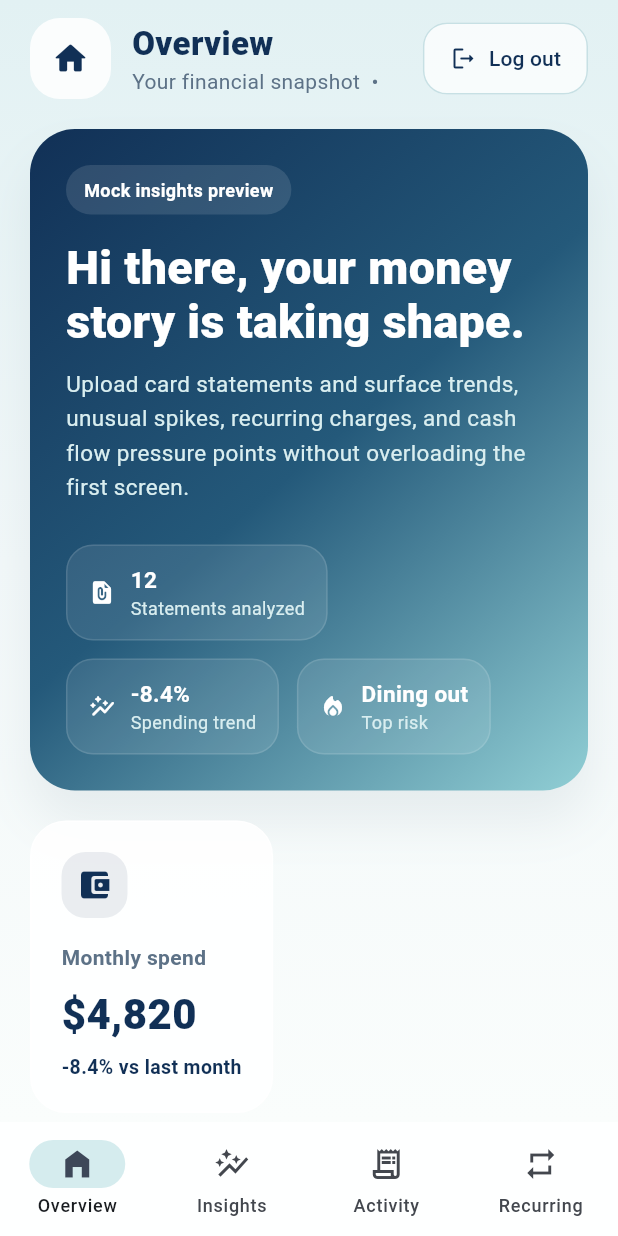
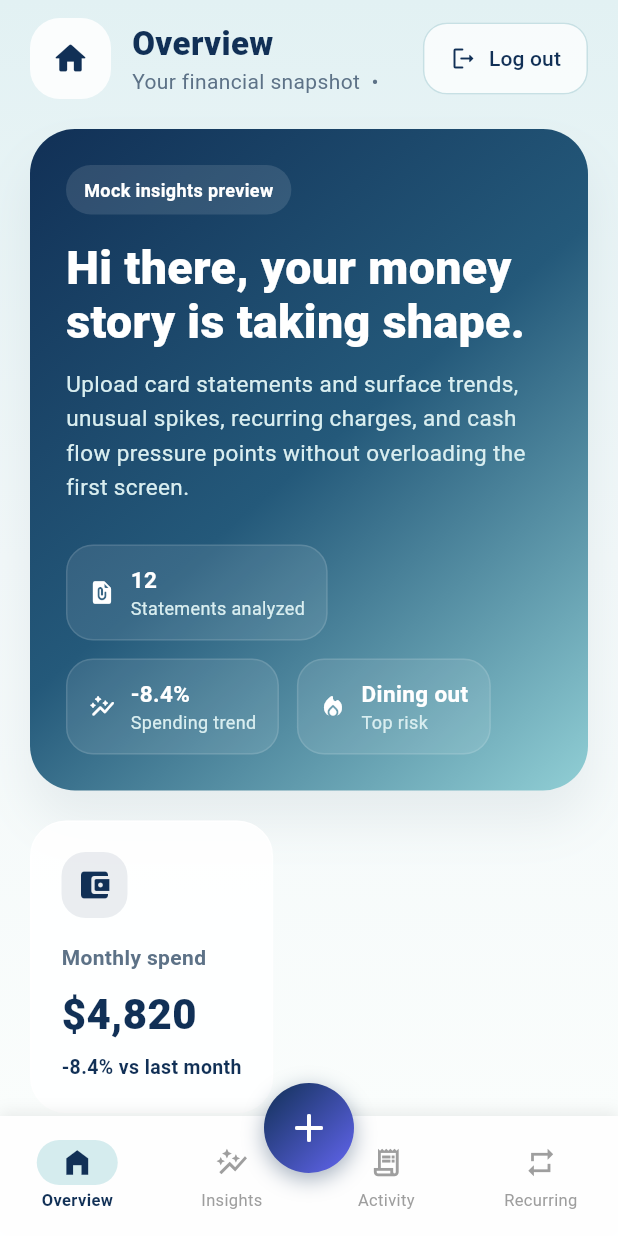
Before and after one commit to hengxuand/simply-fin, a Flutter app: the screen it shows once a user with an empty profile is signed in, on a phone screen of 412 x 824 dp. Run offline on Flutter 3.47's test engine with Material 3 defaults, Android fonts, the phone set to English and light mode, and no system bars; our stand-ins replace file_picker, get, logger, supabase_flutter; accounts and stored records are empty.

Commit message:
feat: implement statement upload service and integrate with home page

```diff
--- a/simply_fin_flutter/lib/bindings/app_bindings.dart
+++ b/simply_fin_flutter/lib/bindings/app_bindings.dart
@@ -1,5 +1,6 @@
 import 'package:get/get.dart';
 import '../controllers/auth_controller.dart';
+import '../services/statement_upload_service.dart';
 
 /// Central GetX dependency bindings for the app.
 ///
@@ -9,5 +10,6 @@ class AppBindings extends Bindings {
   @override
   void dependencies() {
     Get.lazyPut<AuthController>(() => AuthController(), fenix: true);
+    Get.lazyPut<StatementUploadService>(() => StatementUploadService(), fenix: true);
   }
 }
--- a/simply_fin_flutter/lib/pages/home_page.dart
+++ b/simply_fin_flutter/lib/pages/home_page.dart
@@ -5,6 +5,7 @@ import 'package:supabase_flutter/supabase_flutter.dart';
 import '../controllers/auth_controller.dart';
 import '../theme/app_theme.dart';
 import '../models/home_models.dart';
+import '../services/statement_upload_service.dart';
 import 'activity_tab.dart';
 import 'insights_tab.dart';
 import 'overview_tab.dart';
@@ -19,6 +20,8 @@ class HomePage extends StatefulWidget {
 
 class _HomePageState extends State<HomePage> {
   int _currentIndex = 0;
+  late final _uploadService = Get.find<StatementUploadService>();
+  bool _isUploading = false;
 
   @override
   Widget build(BuildContext context) {
@@ -83,22 +86,161 @@ class _HomePageState extends State<HomePage> {
   }
 
   Widget _buildBottomNav() {
-    return NavigationBar(
-      height: 76,
-      backgroundColor: Colors.white.withAlpha(245),
-      surfaceTintColor: Colors.transparent,
-      indicatorColor: AppColors.navIndicator,
-      selectedIndex: _currentIndex,
-      onDestinationSelected: _switchTab,
-      destinations: [
-        for (final tab in homeTabs)
-          NavigationDestination(
-            icon: Icon(tab.icon),
-            selectedIcon: Icon(tab.selectedIcon),
-            label: tab.label,
+    // Split tabs: first half | plus button | second half
+    final half = homeTabs.length ~/ 2;
+    final leftTabs = homeTabs.sublist(0, half);
+    final rightTabs = homeTabs.sublist(half);
+
+    return SizedBox(
+      height: 80,
+      child: Stack(
+        clipBehavior: Clip.none,
+        children: [
+          // Background bar
+          Positioned.fill(
+            child: Container(
+              decoration: BoxDecoration(
+                color: Colors.white.withAlpha(245),
+                boxShadow: [
+                  BoxShadow(
+                    color: Colors.black.withAlpha(20),
+                    blurRadius: 8,
+                    offset: const Offset(0, -2),
+                  ),
+                ],
+              ),
+            ),
           ),
-      ],
+          // Left nav items
+          Positioned(
+            left: 0,
+            top: 0,
+            bottom: 0,
+            right: MediaQuery.of(context).size.width / 2,
+            child: Row(
+              children: [
+                for (int i = 0; i < leftTabs.length; i++)
+                  Expanded(
+                    child: _NavItem(
+                      tab: leftTabs[i],
+                      selected: _currentIndex == i,
+                      onTap: () => _switchTab(i),
+                    ),
+                  ),
+              ],
+            ),
+          ),
+          // Right nav items
+          Positioned(
+            left: MediaQuery.of(context).size.width / 2,
+            top: 0,
+            bottom: 0,
+            right: 0,
+            child: Row(
+              children: [
+                for (int i = 0; i < rightTabs.length; i++)
+                  Expanded(
+                    child: _NavItem(
+                      tab: rightTabs[i],
+                      selected: _currentIndex == half + i,
+                      onTap: () => _switchTab(half + i),
+                    ),
+                  ),
+              ],
+            ),
+          ),
+          // Center plus button
+          Positioned(
+            top: -22,
+            left: 0,
+            right: 0,
+            child: Center(
+              child: GestureDetector(
+                onTap: _isUploading ? null : _handleUpload,
+                child: Container(
+                  width: 60,
+                  height: 60,
+                  decoration: BoxDecoration(
+                    shape: BoxShape.circle,
+                    gradient: const LinearGradient(
+                      begin: Alignment.topLeft,
+                      end: Alignment.bottomRight,
+                      colors: [
+                        AppColors.dashboardPrimary,
+                        Color(0xFF6366F1),
+                      ],
+                    ),
+                    boxShadow: [
+                      BoxShadow(
+                        color: AppColors.dashboardPrimary.withAlpha(100),
+                        blurRadius: 12,
+                        offset: const Offset(0, 4),
+                      ),
+                    ],
+                  ),
+                  child: _isUploading
+                      ? const Padding(
+                          padding: EdgeInsets.all(16),
+                          child: CircularProgressIndicator(
+                            color: Colors.white,
+                            strokeWidth: 2.5,
+                          ),
+                        )
+                      : const Icon(
+                          Icons.add_rounded,
+                          color: Colors.white,
+                          size: 32,
+                        ),
+                ),
+              ),
+            ),
+          ),
+        ],
+      ),
     );
+  }
+
+  Future<void> _handleUpload() async {
+    setState(() => _isUploading = true);
+    try {
+      final res = await _uploadService.pickAndUpload();
+      if (!mounted) return;
+      switch (res.result) {
+        case UploadResult.success:
+          ScaffoldMessenger.of(context).showSnackBar(
+            SnackBar(
+              content: Text(res.message ?? 'Uploaded!'),
+              backgroundColor: Colors.green,
+            ),
+          );
+        case UploadResult.duplicate:
+          ScaffoldMessenger.of(context).showSnackBar(
+            SnackBar(
+              content: Text(res.message ?? 'Duplicate statement.'),
+              backgroundColor: Colors.orange,
+            ),
+          );
+        case UploadResult.error:
+          ScaffoldMessenger.of(context).showSnackBar(
+            SnackBar(
+              content: Text(res.message ?? 'Upload failed.'),
+              backgroundColor: Colors.red,
+            ),
+          );
+        case UploadResult.cancelled:
+          break;
+      }
+    } catch (e) {
+      if (!mounted) return;
+      ScaffoldMessenger.of(context).showSnackBar(
+        SnackBar(
+          content: Text('Error: $e'),
+          backgroundColor: Colors.red,
+        ),
+      );
+    } finally {
+      if (mounted) setState(() => _isUploading = false);
+    }
   }
 
   void _switchTab(int index) {
@@ -247,3 +389,49 @@ class _HomeTabContent extends StatelessWidget {
     }
   }
 }
+
+class _NavItem extends StatelessWidget {
+  const _NavItem({
+    required this.tab,
+    required this.selected,
+    required this.onTap,
+  });
+
+  final HomeTabItem tab;
+  final bool selected;
+  final VoidCallback onTap;
+
+  @override
+  Widget build(BuildContext context) {
+    return InkWell(
+      onTap: onTap,
+      child: Column(
+        mainAxisAlignment: MainAxisAlignment.center,
+        children: [
+          AnimatedContainer(
+            duration: const Duration(milliseconds: 200),
+            padding: const EdgeInsets.symmetric(horizontal: 16, vertical: 4),
+            decoration: BoxDecoration(
+              color: selected ? AppColors.navIndicator : Colors.transparent,
+              borderRadius: BorderRadius.circular(16),
+            ),
+            child: Icon(
+              selected ? tab.selectedIcon : tab.icon,
+              color: selected ? AppColors.dashboardPrimary : Colors.grey,
+              size: 22,
+            ),
+          ),
+          const SizedBox(height: 2),
+          Text(
+            tab.label,
+            style: TextStyle(
+              fontSize: 11,
+              color: selected ? AppColors.dashboardPrimary : Colors.grey,
+              fontWeight: selected ? FontWeight.w600 : FontWeight.normal,
+            ),
+          ),
+        ],
+      ),
+    );
+  }
+}
--- a/simply_fin_flutter/pubspec.yaml
+++ b/simply_fin_flutter/pubspec.yaml
@@ -7,6 +7,8 @@ environment:
   sdk: ^3.11.4
 
 dependencies:
+  crypto: ^3.0.7
+  file_picker: ^11.0.2
   flutter:
     sdk: flutter
   get: ^4.7.3
```
Also changed, not shown: simply_fin_flutter/lib/services/statement_upload_service.dart (added, +120 -0 lines), simply_fin_flutter/pubspec.lock, 6 other files.
